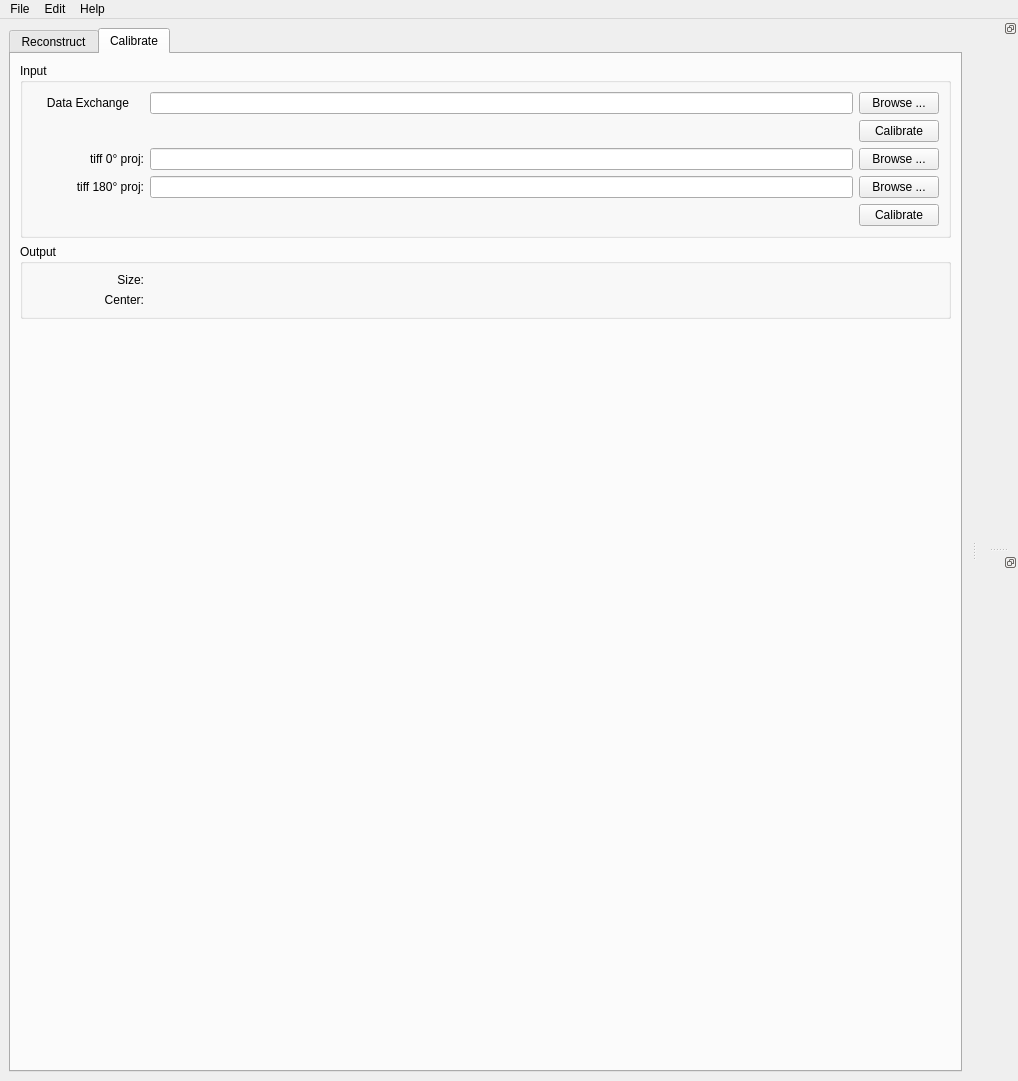
Above: tomopyui/gui.ui from tomography/tomopy-gui before the change. Below: the same form after it.
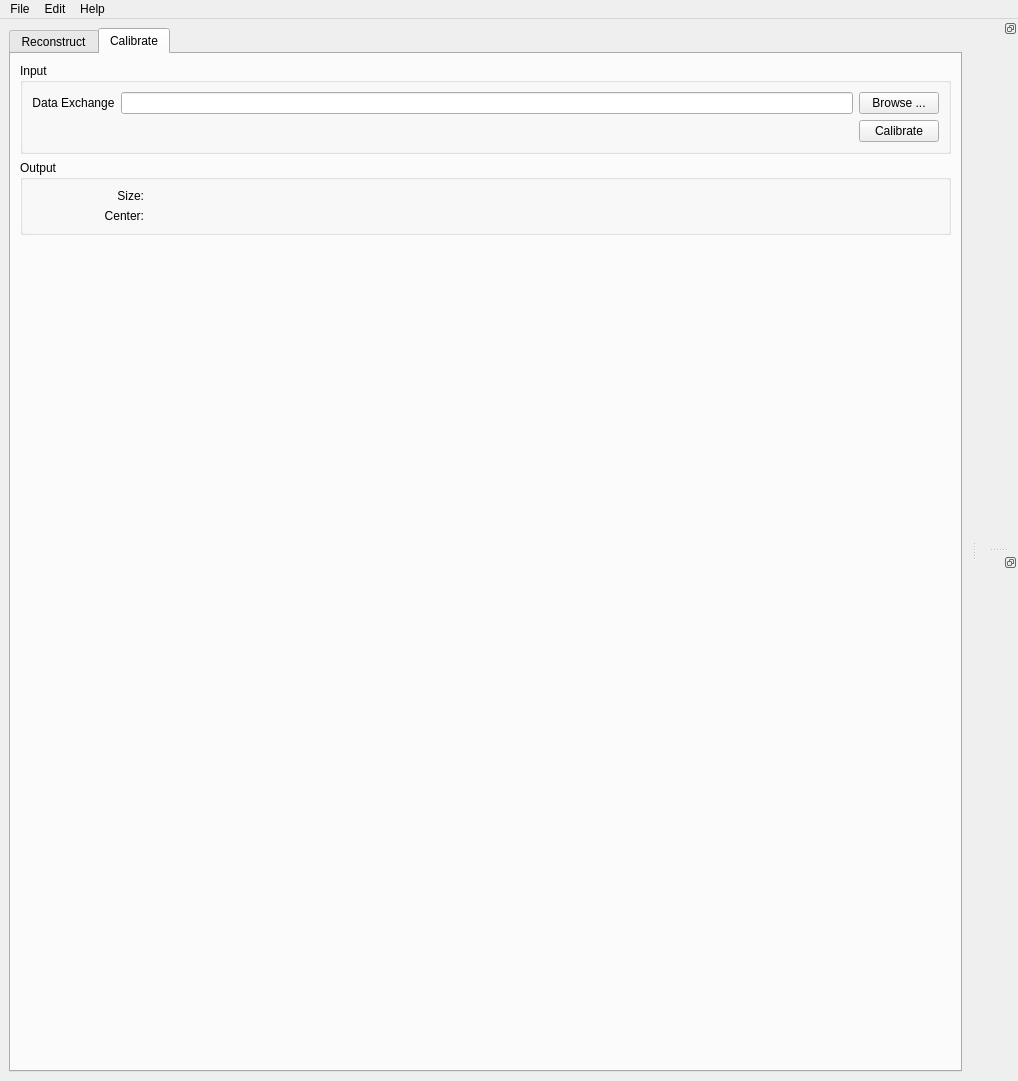
That is the form after the change.

What changed in the file:
```diff
--- a/tomopyui/gui.ui
+++ b/tomopyui/gui.ui
@@ -979,115 +979,7 @@
             </property>
             <layout class="QVBoxLayout" name="verticalLayout_11">
              <item>
-              <layout class="QGridLayout" name="gridLayout_5" rowstretch="0,0,0,0,0">
-               <item row="1" column="3">
-                <widget class="QPushButton" name="calibrate_dx_button">
-                 <property name="sizePolicy">
-                  <sizepolicy hsizetype="Fixed" vsizetype="Fixed">
-                   <horstretch>0</horstretch>
-                   <verstretch>0</verstretch>
-                  </sizepolicy>
-                 </property>
-                 <property name="text">
-                  <string>Calibrate</string>
-                 </property>
-                </widget>
-               </item>
-               <item row="3" column="2">
-                <widget class="QLineEdit" name="path_line_180">
-                 <property name="sizePolicy">
-                  <sizepolicy hsizetype="Expanding" vsizetype="Fixed">
-                   <horstretch>0</horstretch>
-                   <verstretch>0</verstretch>
-                  </sizepolicy>
-                 </property>
-                 <property name="toolTip">
-                  <string notr="true"/>
-                 </property>
-                </widget>
-               </item>
-               <item row="2" column="2">
-                <widget class="QLineEdit" name="path_line_0">
-                 <property name="sizePolicy">
-                  <sizepolicy hsizetype="Expanding" vsizetype="Fixed">
-                   <horstretch>0</horstretch>
-                   <verstretch>0</verstretch>
-                  </sizepolicy>
-                 </property>
-                 <property name="toolTip">
-                  <string notr="true"/>
-                 </property>
-                </widget>
-               </item>
-               <item row="3" column="3">
-                <widget class="QPushButton" name="path_button_180">
-                 <property name="sizePolicy">
-                  <sizepolicy hsizetype="Fixed" vsizetype="Fixed">
-                   <horstretch>0</horstretch>
-                   <verstretch>0</verstretch>
-                  </sizepolicy>
-                 </property>
-                 <property name="toolTip">
-                  <string notr="true"/>
-                 </property>
-                 <property name="text">
-                  <string>Browse ...</string>
-                 </property>
-                </widget>
-               </item>
-               <item row="3" column="1">
-                <widget class="QLabel" name="label_180">
-                 <property name="sizePolicy">
-                  <sizepolicy hsizetype="Preferred" vsizetype="Preferred">
-                   <horstretch>0</horstretch>
-                   <verstretch>0</verstretch>
-                  </sizepolicy>
-                 </property>
-                 <property name="minimumSize">
-                  <size>
-                   <width>112</width>
-                   <height>0</height>
-                  </size>
-                 </property>
-                 <property name="toolTip">
-                  <string notr="true"/>
-                 </property>
-                 <property name="text">
-                  <string>tiff 180° proj:</string>
-                 </property>
-                 <property name="alignment">
-                  <set>Qt::AlignRight|Qt::AlignTrailing|Qt::AlignVCenter</set>
-                 </property>
-                </widget>
-               </item>
-               <item row="2" column="1">
-                <widget class="QLabel" name="label_0">
-                 <property name="enabled">
-                  <bool>true</bool>
-                 </property>
-                 <property name="sizePolicy">
-                  <sizepolicy hsizetype="Preferred" vsizetype="Preferred">
-                   <horstretch>0</horstretch>
-                   <verstretch>0</verstretch>
-                  </sizepolicy>
-                 </property>
-                 <property name="minimumSize">
-                  <size>
-                   <width>112</width>
-                   <height>0</height>
-                  </size>
-                 </property>
-                 <property name="toolTip">
-                  <string notr="true"/>
-                 </property>
-                 <property name="text">
-                  <string>tiff 0° proj:</string>
-                 </property>
-                 <property name="alignment">
-                  <set>Qt::AlignRight|Qt::AlignTrailing|Qt::AlignVCenter</set>
-                 </property>
-                </widget>
-               </item>
+              <layout class="QGridLayout" name="gridLayout_5" rowstretch="0,0">
                <item row="0" column="2">
                 <widget class="QLineEdit" name="path_line_dx"/>
                </item>
@@ -1101,22 +993,6 @@
                  </property>
                 </widget>
                </item>
-               <item row="2" column="3">
-                <widget class="QPushButton" name="path_button_0">
-                 <property name="sizePolicy">
-                  <sizepolicy hsizetype="Fixed" vsizetype="Fixed">
-                   <horstretch>0</horstretch>
-                   <verstretch>0</verstretch>
-                  </sizepolicy>
-                 </property>
-                 <property name="toolTip">
-                  <string notr="true"/>
-                 </property>
-                 <property name="text">
-                  <string>Browse ...</string>
-                 </property>
-                </widget>
-               </item>
                <item row="0" column="3">
                 <widget class="QPushButton" name="path_button_dx">
                  <property name="text">
@@ -1124,8 +1000,8 @@
                  </property>
                 </widget>
                </item>
-               <item row="4" column="3">
-                <widget class="QPushButton" name="calibrate_tiff_button">
+               <item row="1" column="3">
+                <widget class="QPushButton" name="calibrate_dx_button">
                  <property name="sizePolicy">
                   <sizepolicy hsizetype="Fixed" vsizetype="Fixed">
                    <horstretch>0</horstretch>
```
Left out of the diff: 14 changed lines with no effect on the pictures.
